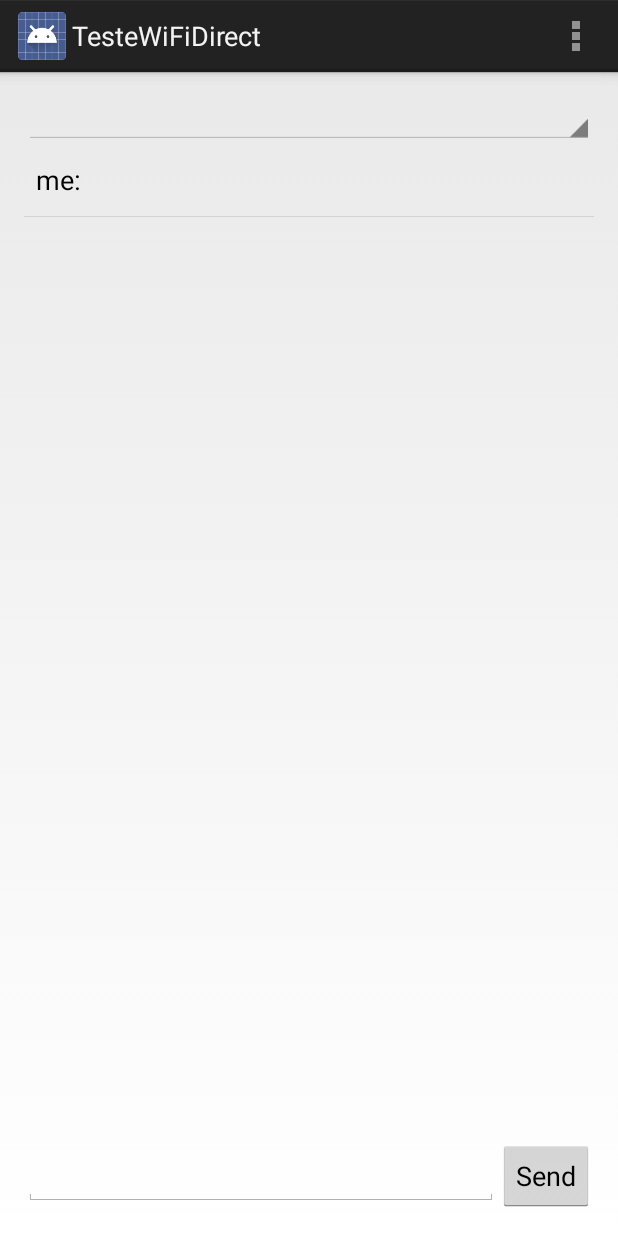
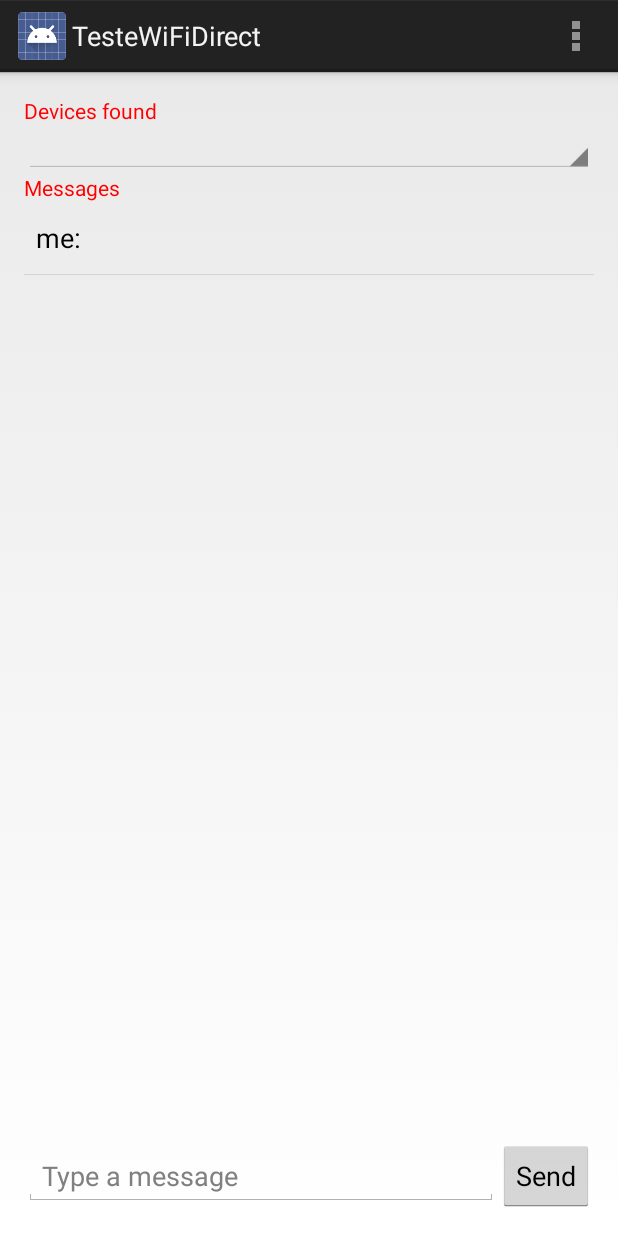
Before and after one commit to nglauber/TestWiFiDirect, an Android app: the screen it shows after launch (MyActivity), after a tap on "Send", on a phone screen of 412 x 824 dp. Run offline under Robolectric (Android 15) with nearby library versions, the phone set to English and light mode, and no system bars.

Commit message:
Improvements and refactoring...

```diff
--- a/app/src/main/java/nglauber/testewifidirect/MyActivity.java
+++ b/app/src/main/java/nglauber/testewifidirect/MyActivity.java
@@ -12,10 +12,7 @@ import android.util.Log;
 import android.view.Menu;
 import android.view.MenuItem;
 import android.view.View;
-import android.widget.ArrayAdapter;
-import android.widget.EditText;
-import android.widget.ListView;
-import android.widget.Spinner;
+import android.widget.*;
 
 import java.util.ArrayList;
 import java.util.List;
@@ -30,32 +27,24 @@ public class MyActivity extends Activity
     WifiP2pManager.Channel mChannel;
     BroadcastReceiver mReceiver;
 
+    IntentFilter mMessageFilter;
+    MessageReceived messageReceived;
+
     List<WifiP2pDevice> mPeers = new ArrayList<WifiP2pDevice>();
     Spinner spnDevices;
     ArrayAdapter<WifiP2pDevice> mDevicesAdapter;
 
-    IntentFilter mMessageFilter;
     ArrayAdapter<String> mMessagesAdapter;
-    List<String> messages = new ArrayList<String>();
-    ListView listView;
-    EditText edtMessage;
-
-    MessageReceived messageReceived;
+    List<String> mMessages = new ArrayList<String>();
+    ListView mLstMessages;
+    EditText mEdtMessage;
 
     @Override
     protected void onCreate(Bundle savedInstanceState) {
         super.onCreate(savedInstanceState);
         setContentView(R.layout.activity_my);
 
-        mDevicesAdapter = new ArrayAdapter<WifiP2pDevice>(this, android.R.layout.simple_spinner_item, mPeers);
-        mDevicesAdapter.setDropDownViewResource(android.R.layout.simple_spinner_dropdown_item);
-        spnDevices = (Spinner)findViewById(R.id.spinner);
-        spnDevices.setAdapter(mDevicesAdapter);
-
-        edtMessage = (EditText)findViewById(R.id.editText);
-        mMessagesAdapter = new ArrayAdapter<String>(this, android.R.layout.simple_list_item_1, messages);
-        listView = (ListView)findViewById(R.id.listView);
-        listView.setAdapter(mMessagesAdapter);
+        initUI();
 
         mMessageFilter = new IntentFilter();
         mMessageFilter.addAction(ChatService.ACTION_MESSAGE_RECEIVED);
@@ -74,9 +63,10 @@ public class MyActivity extends Activity
     protected void onResume() {
         super.onResume();
         messageReceived = new MessageReceived();
+        registerReceiver(messageReceived, mMessageFilter);
+
         mReceiver = new WiFiDirectBroadcastReceiver(mManager, mChannel, this, this);
         registerReceiver(mReceiver, mIntentFilter);
-        registerReceiver(messageReceived, mMessageFilter);
     }
 
     @Override
@@ -84,11 +74,6 @@ public class MyActivity extends Activity
         super.onPause();
         unregisterReceiver(mReceiver);
         unregisterReceiver(messageReceived);
-    }
-
-    @Override
-    protected void onDestroy() {
-        super.onDestroy();
         disconnect();
     }
 
@@ -113,12 +98,14 @@ public class MyActivity extends Activity
     }
 
     public void sendMessage(View v){
-        String message = edtMessage.getText().toString();
+        String message = mEdtMessage.getText().toString();
+        mEdtMessage.getText().clear();
+
         Intent it = new Intent(this, ChatService.class);
         it.putExtra(ChatService.EXTRA_MESSAGE, message);
         startService(it);
 
-        messages.add("me: "+ message);
+        mMessages.add("me: " + message);
         mMessagesAdapter.notifyDataSetChanged();
     }
 
@@ -138,6 +125,7 @@ public class MyActivity extends Activity
 
         if (mPeers.size() == 0) {
             Log.d("NGVL", "No devices found");
+            showMessage(R.string.msg_no_devices_found);
         }
     }
 
@@ -147,8 +135,9 @@ public class MyActivity extends Activity
         Log.d("NGVL", "onConnectionInfoAvailable");
         // InetAddress from WifiP2pInfo struct.
         String groupOwnerAddress = wifiP2pInfo.groupOwnerAddress.getHostAddress();
-        Log.d("NGVL", "address: "+ groupOwnerAddress);
+        Log.d("NGVL", "address: " + groupOwnerAddress);
 
+        showMessage(R.string.msg_connection_available);
         // After the group negotiation, we can determine the group owner.
         if (wifiP2pInfo.groupFormed && wifiP2pInfo.isGroupOwner) {
             // Do whatever tasks are specific to the group owner.
@@ -171,7 +160,7 @@ public class MyActivity extends Activity
         }
     }
 
-    /// METODOS PRIVADOS
+    /// PRIVATE METHODS
     private void discoverPeers(){
         mManager.discoverPeers(mChannel, new WifiP2pManager.ActionListener() {
 
@@ -182,16 +171,17 @@ public class MyActivity extends Activity
 
             @Override
             public void onFailure(int reasonCode) {
-                Log.d("NGVL", "discoverPeers::onFailure = "+ reasonCode);
-                switch (reasonCode){
+                Log.d("NGVL", "discoverPeers::onFailure = " + reasonCode);
+                showMessage(R.string.msg_fail_to_find_devices);
+                switch (reasonCode) {
                     case WifiP2pManager.BUSY:
-                        Log.d("NGVL", "BUSY = "+ reasonCode);
+                        Log.d("NGVL", "BUSY = " + reasonCode);
                         break;
                     case WifiP2pManager.P2P_UNSUPPORTED:
-                        Log.d("NGVL", "UNSUPPORTED = "+ reasonCode);
+                        Log.d("NGVL", "UNSUPPORTED = " + reasonCode);
                         break;
                     case WifiP2pManager.ERROR:
-                        Log.d("NGVL", "ERROR = "+ reasonCode);
+                        Log.d("NGVL", "ERROR = " + reasonCode);
                         break;
                 }
             }
@@ -209,11 +199,13 @@ public class MyActivity extends Activity
             public void onSuccess() {
                 // WiFiDirectBroadcastReceiver will notify us. Ignore for now.
                 Log.d("NGVL", "connect::onSuccess");
+                showMessage(R.string.msg_connecting);
             }
 
             @Override
             public void onFailure(int reason) {
                 Log.d("NGVL", "connect::onFailure");
+                showMessage(R.string.msg_fail_connect);
             }
         });
     }
@@ -231,6 +223,7 @@ public class MyActivity extends Activity
                             @Override
                             public void onSuccess() {
                                 Log.d("NGVL", "disconnect::removeGroup=onSuccess");
+
                             }
 
                             @Override
@@ -244,11 +237,28 @@ public class MyActivity extends Activity
         }
     }
 
-    // Briadcast that receive messages sent by remote device
+    private void initUI(){
+        mDevicesAdapter = new ArrayAdapter<WifiP2pDevice>(this, android.R.layout.simple_spinner_item, mPeers);
+        mDevicesAdapter.setDropDownViewResource(android.R.layout.simple_spinner_dropdown_item);
+        spnDevices = (Spinner)findViewById(R.id.spinner);
+        spnDevices.setAdapter(mDevicesAdapter);
+
+        mEdtMessage = (EditText)findViewById(R.id.editText);
+        mMessagesAdapter = new ArrayAdapter<String>(this, android.R.layout.simple_list_item_1, mMessages);
+        mLstMessages = (ListView)findViewById(R.id.listView);
+        mLstMessages.setAdapter(mMessagesAdapter);
+
+    }
+
+    private void showMessage(int m){
+        Toast.makeText(this, m, Toast.LENGTH_SHORT).show();
+    }
+
+    // Broadcast that receives mMessages sent by remote device
     class MessageReceived extends BroadcastReceiver {
         @Override
         public void onReceive(Context context, Intent intent) {
-            messages.add("remote: "+ intent.getStringExtra(ChatService.EXTRA_MESSAGE));
+            mMessages.add("remote: " + intent.getStringExtra(ChatService.EXTRA_MESSAGE));
             mMessagesAdapter.notifyDataSetChanged();
         }
     }
--- a/app/src/main/res/layout/activity_my.xml
+++ b/app/src/main/res/layout/activity_my.xml
@@ -9,10 +9,22 @@
     android:paddingBottom="@dimen/activity_vertical_margin"
     tools:context=".MyActivity">
 
+    <TextView
+        android:layout_width="wrap_content"
+        android:layout_height="wrap_content"
+        android:text="@string/devices_found"
+        android:textColor="#FF0000"
+        android:id="@+id/textView"/>
     <Spinner
         android:layout_width="match_parent"
         android:layout_height="wrap_content"
         android:id="@+id/spinner"/>
+    <TextView
+        android:layout_width="wrap_content"
+        android:layout_height="wrap_content"
+        android:text="@string/messages"
+        android:textColor="#FF0000"
+        android:id="@+id/textView2"/>
     <ListView
         android:layout_width="match_parent"
         android:layout_height="0dp"
@@ -26,11 +38,12 @@
             android:layout_width="0dp"
             android:layout_height="wrap_content"
             android:layout_weight="1"
+            android:hint="@string/type_message"
             android:id="@+id/editText"/>
         <Button
             android:layout_width="wrap_content"
             android:layout_height="wrap_content"
-            android:text="Send"
+            android:text="@string/send"
             android:id="@+id/button"
             android:onClick="sendMessage"/>
     </LinearLayout>
--- a/app/src/main/res/menu/my.xml
+++ b/app/src/main/res/menu/my.xml
@@ -2,9 +2,9 @@
     xmlns:tools="http://schemas.android.com/tools"
     tools:context=".MyActivity" >
     <item android:id="@+id/action_discover_peers"
-        android:title="Discover peers"
+        android:title="@string/action_discover_peers"
         android:showAsAction="never" />
     <item android:id="@+id/action_connect"
-        android:title="Connect"
+        android:title="@string/action_connect"
         android:showAsAction="never" />
 </menu>
--- a/app/src/main/res/values/strings.xml
+++ b/app/src/main/res/values/strings.xml
@@ -2,7 +2,18 @@
 <resources>
 
     <string name="app_name">TesteWiFiDirect</string>
-    <string name="hello_world">Hello world!</string>
-    <string name="action_settings">Settings</string>
+    <string name="devices_found">Devices found</string>
+    <string name="messages">Messages</string>
+    <string name="send">Send</string>
+    <string name="type_message">Type a message</string>
 
+    <string name="action_discover_peers">Discover peers</string>
+    <string name="action_connect">Connect</string>
+
+    <string name="msg_connecting">Connecting...</string>
+    <string name="msg_connected">Connected!!!</string>
+    <string name="msg_fail_connect">Failed to connect. Try again later.</string>
+    <string name="msg_no_devices_found">No devices found.</string>
+    <string name="msg_connection_available">Connection available</string>
+    <string name="msg_fail_to_find_devices">Fail to start search devices.</string>
 </resources>
```
Also changed, not shown: app/src/main/java/nglauber/testewifidirect/ChatService.java (+44 -27 lines).
